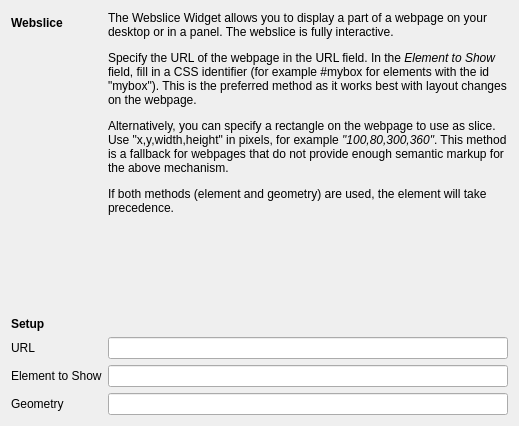
KDE/kdeplasma-addons, file applets/webslice/plasma/websliceConfig.ui: the form before one commit.
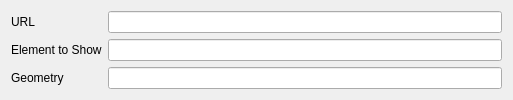
The form after the commit. Custom widgets are drawn as their Qt base class.

Commit message: split the help up across two pages so it's a little more sane

The edit to the form file:
```diff
--- a/applets/webslice/plasma/websliceConfig.ui
+++ b/applets/webslice/plasma/websliceConfig.ui
@@ -7,7 +7,7 @@
     <x>0</x>
     <y>0</y>
     <width>513</width>
-    <height>418</height>
+    <height>88</height>
    </rect>
   </property>
   <property name="sizePolicy">
@@ -29,88 +29,36 @@
    <property name="fieldGrowthPolicy">
     <enum>QFormLayout::ExpandingFieldsGrow</enum>
    </property>
-   <item row="2" column="0">
+   <item row="0" column="0">
     <widget class="QLabel" name="urlLabel">
      <property name="text">
       <string>URL</string>
      </property>
     </widget>
    </item>
-   <item row="2" column="1">
+   <item row="0" column="1">
     <widget class="KLineEdit" name="urlEdit"/>
    </item>
-   <item row="3" column="0">
+   <item row="1" column="0">
     <widget class="QLabel" name="elementLabel">
      <property name="text">
       <string>Element to Show</string>
      </property>
     </widget>
    </item>
-   <item row="3" column="1">
+   <item row="1" column="1">
     <widget class="KLineEdit" name="elementEdit"/>
    </item>
-   <item row="4" column="0">
+   <item row="2" column="0">
     <widget class="QLabel" name="label">
      <property name="text">
       <string>Geometry</string>
      </property>
     </widget>
    </item>
-   <item row="4" column="1">
+   <item row="2" column="1">
     <widget class="KLineEdit" name="geometryEdit"/>
    </item>
-   <item row="0" column="1">
-    <widget class="QLabel" name="label_2">
-     <property name="sizePolicy">
-      <sizepolicy hsizetype="Expanding" vsizetype="Preferred">
-       <horstretch>0</horstretch>
-       <verstretch>0</verstretch>
-      </sizepolicy>
-     </property>
-     <property name="minimumSize">
-      <size>
-       <width>400</width>
-       <height>300</height>
-      </size>
-     </property>
-     <property name="text">
-      <string>&lt;p&gt;
-The Webslice Widget allows you to display a part of a webpage on your desktop or in a panel. The webslice is fully interactive.
-&lt;/p&gt;
-&lt;p&gt;
-Specify the URL of the webpage in the URL field.
-
-In the &lt;em&gt;Element to Show&lt;/em&gt; field, fill in a CSS identifier (for example #mybox for elements with the id &quot;mybox&quot;).  This is the preferred method as it works best with layout changes on the webpage.
-&lt;/p&gt;
-&lt;p&gt;
-Alternatively, you can specify a rectangle on the webpage to use as slice. Use &quot;x,y,width,height&quot; in pixels, for example &lt;em&gt;&quot;100,80,300,360&quot;&lt;/em&gt;. This method is a fallback for webpages that do not provide enough semantic markup for the above mechanism.
-&lt;/p&gt;
-If both methods (element and geometry) are used, the element will take precedence.
-</string>
-     </property>
-     <property name="alignment">
-      <set>Qt::AlignLeading|Qt::AlignLeft|Qt::AlignTop</set>
-     </property>
-     <property name="wordWrap">
-      <bool>true</bool>
-     </property>
-    </widget>
-   </item>
-   <item row="0" column="0">
-    <widget class="QLabel" name="label_3">
-     <property name="text">
-      <string>&lt;b&gt;Webslice&lt;/b&gt;
-</string>
-     </property>
-    </widget>
-   </item>
-   <item row="1" column="0">
-    <widget class="QLabel" name="label_4">
-     <property name="text">
-      <string>&lt;b&gt;Setup&lt;/b&gt;</string>
-     </property>
-    </widget>
-   </item>
   </layout>
  </widget>
  <customwidgets>
```
The commit also changes 1 other file.
